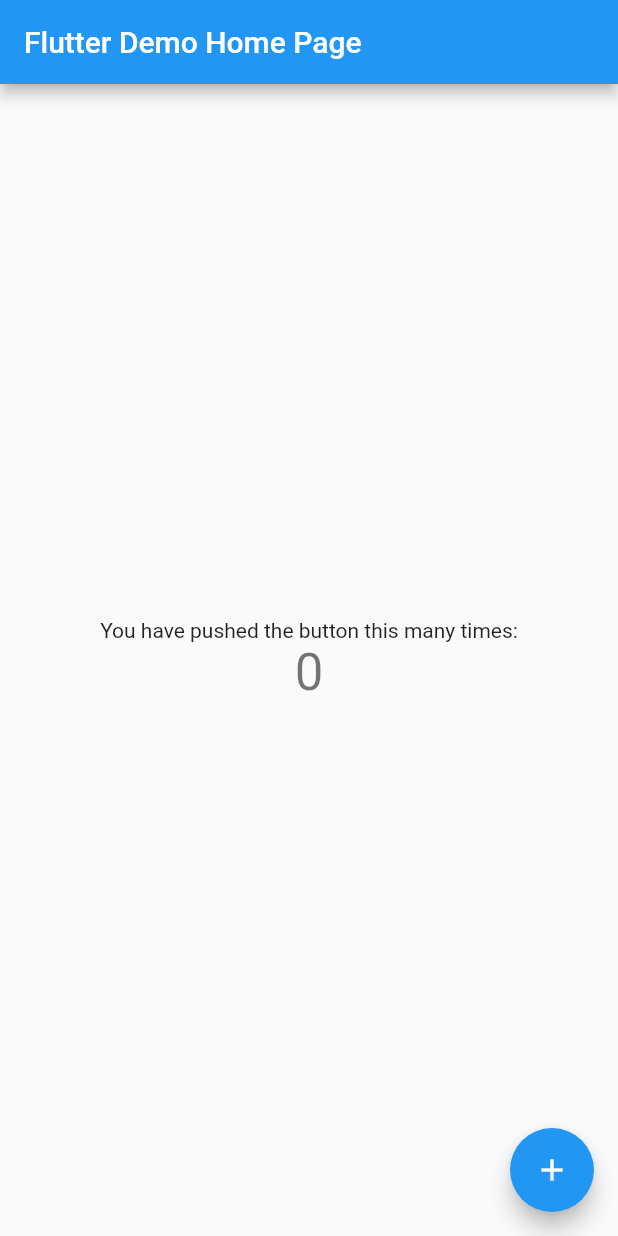
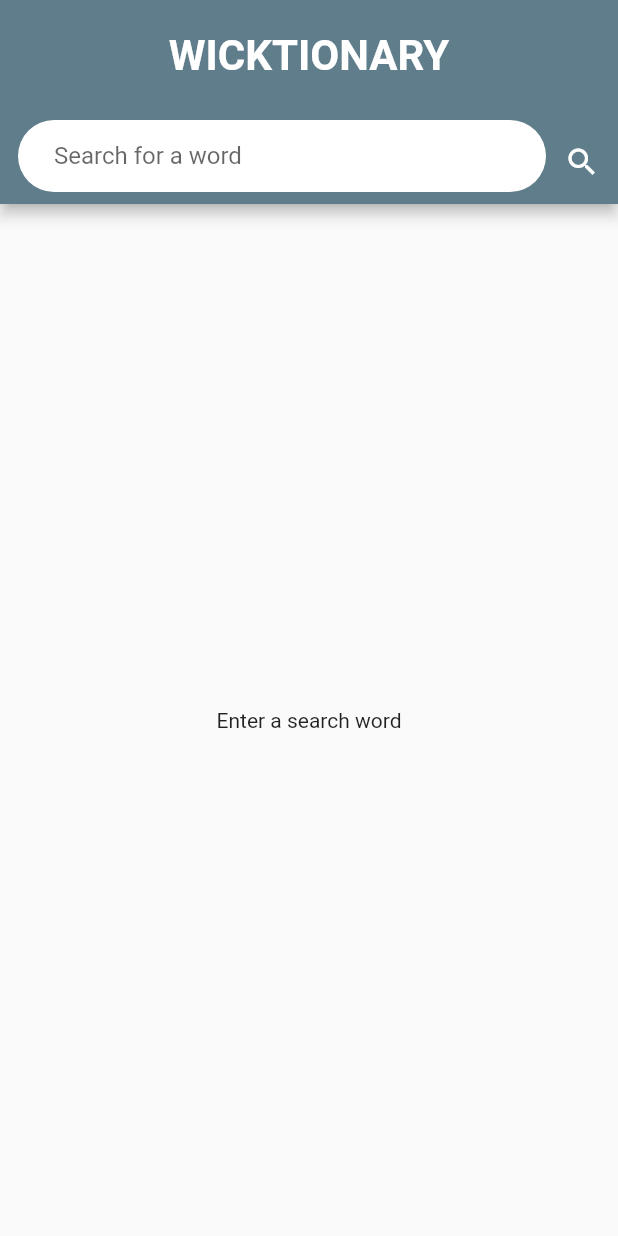
Before and after one commit to kmranrg/wicktionary, a Flutter app: the screen it shows after launch, on a phone screen of 412 x 824 dp. Run offline on Flutter 3.47's test engine with Material 2 defaults, Android fonts, the phone set to English and light mode, and no system bars.

```diff
--- /dev/null
+++ b/lib/home_page.dart
@@ -0,0 +1,152 @@
+import 'dart:async';
+import 'dart:convert';
+import 'package:flutter/cupertino.dart';
+import 'package:flutter/material.dart';
+import 'package:http/http.dart';
+
+class MyHomePage extends StatefulWidget {
+  @override
+  _MyHomePageState createState() => _MyHomePageState();
+}
+
+class _MyHomePageState extends State<MyHomePage> {
+
+  var myTitleTextStyle = TextStyle(
+    fontSize: 28.0,
+    fontWeight: FontWeight.bold,
+    color: Colors.white,
+    decoration: TextDecoration.none,
+  );
+
+  String _url = "https://owlbot.info/api/v4/dictionary/";
+  String _token = "625a7118fed3ff3cf39b18e5044efad0a89b1a12";
+
+  TextEditingController _controller = TextEditingController();
+
+  StreamController _streamController;
+  Stream _stream;
+
+  Timer _debounce;
+
+  _search() async {
+    if (_controller.text == null || _controller.text.length == 0) {
+      _streamController.add(null);
+      return;
+    }
+
+    _streamController.add("waiting");
+    Response response = await get(Uri.parse(_url + _controller.text.trim()),
+        headers: {"Authorization": "Token " + _token});
+    _streamController.add(json.decode(response.body));
+  }
+
+  @override
+  void initState() {
+    super.initState();
+
+    _streamController = StreamController();
+    _stream = _streamController.stream;
+  }
+
+  @override
+  Widget build(BuildContext context) {
+    return Scaffold(
+      appBar: AppBar(
+        title: Center(child: Padding(
+          padding: const EdgeInsets.only(top: 18.0),
+          child: Text("WICKTIONARY",style: myTitleTextStyle,),
+        )),
+        bottom: PreferredSize(
+          preferredSize: Size.fromHeight(80.0),
+          child: Row(
+            children: <Widget>[
+              Expanded(
+                child: Container(
+                  margin: const EdgeInsets.only(left: 12.0, bottom: 8.0),
+                  decoration: BoxDecoration(
+                    color: Colors.white,
+                    borderRadius: BorderRadius.circular(24.0),
+                  ),
+                  child: TextFormField(
+                    onChanged: (String text) {
+                      if (_debounce?.isActive ?? false) _debounce.cancel();
+                      _debounce = Timer(const Duration(milliseconds: 1000), () {
+                        _search();
+                      });
+                    },
+                    controller: _controller,
+                    decoration: InputDecoration(
+                      hintText: "Search for a word",
+                      contentPadding: const EdgeInsets.only(left: 24.0),
+                      border: InputBorder.none,
+                    ),
+                  ),
+                ),
+              ),
+              IconButton(
+                icon: Icon(
+                  Icons.search,
+                  color: Colors.white,
+                ),
+                onPressed: () {
+                  _search();
+                },
+              )
+            ],
+          ),
+        ),
+      ),
+      body: Container(
+        margin: const EdgeInsets.all(8.0),
+        child: StreamBuilder(
+          stream: _stream,
+          builder: (BuildContext ctx, AsyncSnapshot snapshot) {
+            if (snapshot.data == null) {
+              return Center(
+                child: Text("Enter a search word"),
+              );
+            }
+
+            if (snapshot.data == "waiting") {
+              return Center(
+                child: CircularProgressIndicator(),
+              );
+            }
+
+            return ListView.builder(
+              itemCount: snapshot.data["definitions"].length,
+              itemBuilder: (BuildContext context, int index) {
+                return ListBody(
+                  children: <Widget>[
+                    Container(
+                      color: Colors.grey[300],
+                      child: ListTile(
+                        leading: snapshot.data["definitions"][index]
+                        ["image_url"] ==
+                            null
+                            ? null
+                            : CircleAvatar(
+                          backgroundImage: NetworkImage(snapshot
+                              .data["definitions"][index]["image_url"]),
+                        ),
+                        title: Text(_controller.text.trim() +
+                            "(" +
+                            snapshot.data["definitions"][index]["type"] +
+                            ")"),
+                      ),
+                    ),
+                    Padding(
+                      padding: const EdgeInsets.all(8.0),
+                      child: Text(
+                          snapshot.data["definitions"][index]["definition"]),
+                    )
+                  ],
+                );
+              },
+            );
+          },
+        ),
+      ),
+    );
+  }
+}
--- a/lib/main.dart
+++ b/lib/main.dart
@@ -1,113 +1,18 @@
 import 'package:flutter/material.dart';
+import 'home_page.dart';
 
-void main() {
-  runApp(MyApp());
-}
+void main() => runApp(MyApp());
 
 class MyApp extends StatelessWidget {
-  // This widget is the root of your application.
   @override
   Widget build(BuildContext context) {
     return MaterialApp(
-      title: 'Flutter Demo',
+      debugShowCheckedModeBanner: false,
+      title: 'Wicktionary',
       theme: ThemeData(
-        // This is the theme of your application.
-        //
-        // Try running your application with "flutter run". You'll see the
-        // application has a blue toolbar. Then, without quitting the app, try
-        // changing the primarySwatch below to Colors.green and then invoke
-        // "hot reload" (press "r" in the console where you ran "flutter run",
-        // or simply save your changes to "hot reload" in a Flutter IDE).
-        // Notice that the counter didn't reset back to zero; the application
-        // is not restarted.
-        primarySwatch: Colors.blue,
+        primarySwatch: Colors.blueGrey,
       ),
-      home: MyHomePage(title: 'Flutter Demo Home Page'),
+      home: MyHomePage(),
     );
   }
 }
-
-class MyHomePage extends StatefulWidget {
-  MyHomePage({Key key, this.title}) : super(key: key);
-
-  // This widget is the home page of your application. It is stateful, meaning
-  // that it has a State object (defined below) that contains fields that affect
-  // how it looks.
-
-  // This class is the configuration for the state. It holds the values (in this
-  // case the title) provided by the parent (in this case the App widget) and
-  // used by the build method of the State. Fields in a Widget subclass are
-  // always marked "final".
-
-  final String title;
-
-  @override
-  _MyHomePageState createState() => _MyHomePageState();
-}
-
-class _MyHomePageState extends State<MyHomePage> {
-  int _counter = 0;
-
-  void _incrementCounter() {
-    setState(() {
-      // This call to setState tells the Flutter framework that something has
-      // changed in this State, which causes it to rerun the build method below
-      // so that the display can reflect the updated values. If we changed
-      // _counter without calling setState(), then the build method would not be
-      // called again, and so nothing would appear to happen.
-      _counter++;
-    });
-  }
-
-  @override
-  Widget build(BuildContext context) {
-    // This method is rerun every time setState is called, for instance as done
-    // by the _incrementCounter method above.
-    //
-    // The Flutter framework has been optimized to make rerunning build methods
-    // fast, so that you can just rebuild anything that needs updating rather
-    // than having to individually change instances of widgets.
-    return Scaffold(
-      appBar: AppBar(
-        // Here we take the value from the MyHomePage object that was created by
-        // the App.build method, and use it to set our appbar title.
-        title: Text(widget.title),
-      ),
-      body: Center(
-        // Center is a layout widget. It takes a single child and positions it
-        // in the middle of the parent.
-        child: Column(
-          // Column is also a layout widget. It takes a list of children and
-          // arranges them vertically. By default, it sizes itself to fit its
-          // children horizontally, and tries to be as tall as its parent.
-          //
-          // Invoke "debug painting" (press "p" in the console, choose the
-          // "Toggle Debug Paint" action from the Flutter Inspector in Android
-          // Studio, or the "Toggle Debug Paint" command in Visual Studio Code)
-          // to see the wireframe for each widget.
-          //
-          // Column has various properties to control how it sizes itself and
-          // how it positions its children. Here we use mainAxisAlignment to
-          // center the children vertically; the main axis here is the vertical
-          // axis because Columns are vertical (the cross axis would be
-          // horizontal).
-          mainAxisAlignment: MainAxisAlignment.center,
-          children: <Widget>[
-            Text(
-              'You have pushed the button this many times:',
-            ),
-            Text(
-              '$_counter',
-              style: Theme.of(context).textTheme.headline4,
-            ),
-          ],
-        ),
-      ),
-      floatingActionButton: FloatingActionButton(
-        onPressed: _incrementCounter,
-        tooltip: 'Increment',
-        child: Icon(Icons.add),
-      ), // This trailing comma makes auto-formatting nicer for build methods.
-    );
-  }
-}
--- a/pubspec.yaml
+++ b/pubspec.yaml
@@ -28,6 +28,7 @@ dependencies:
   # The following adds the Cupertino Icons font to your application.
   # Use with the CupertinoIcons class for iOS style icons.
   cupertino_icons: ^1.0.2
+  http: any
 
 dev_dependencies:
   flutter_test:
```
Also changed, not shown: pubspec.lock.
